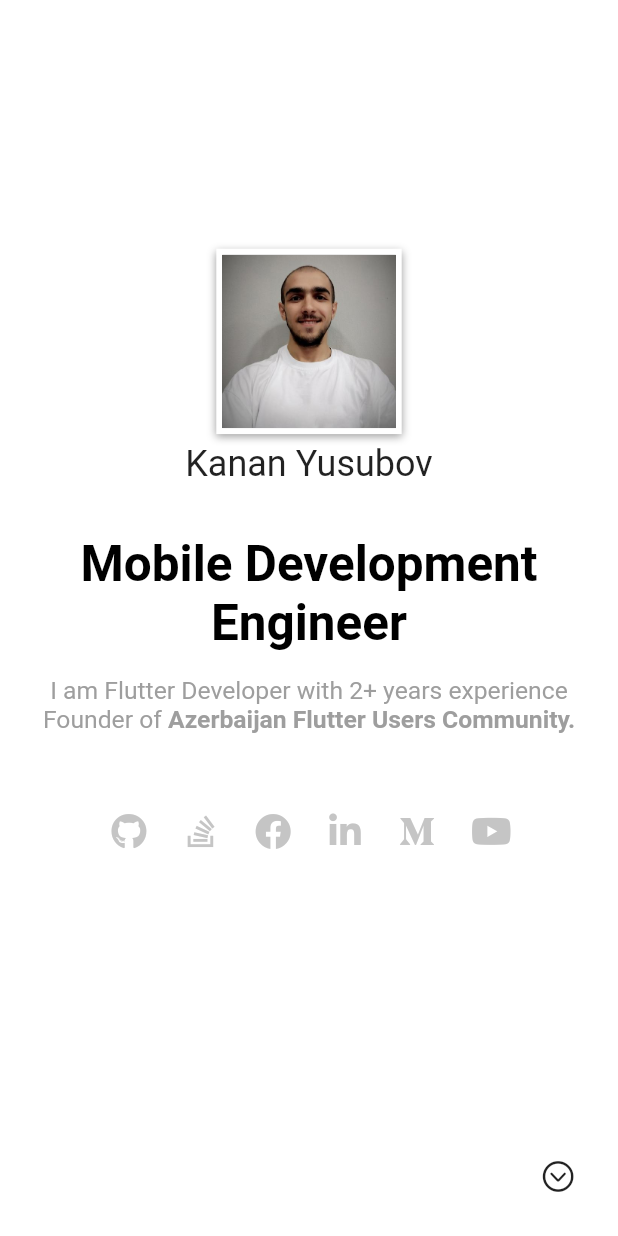
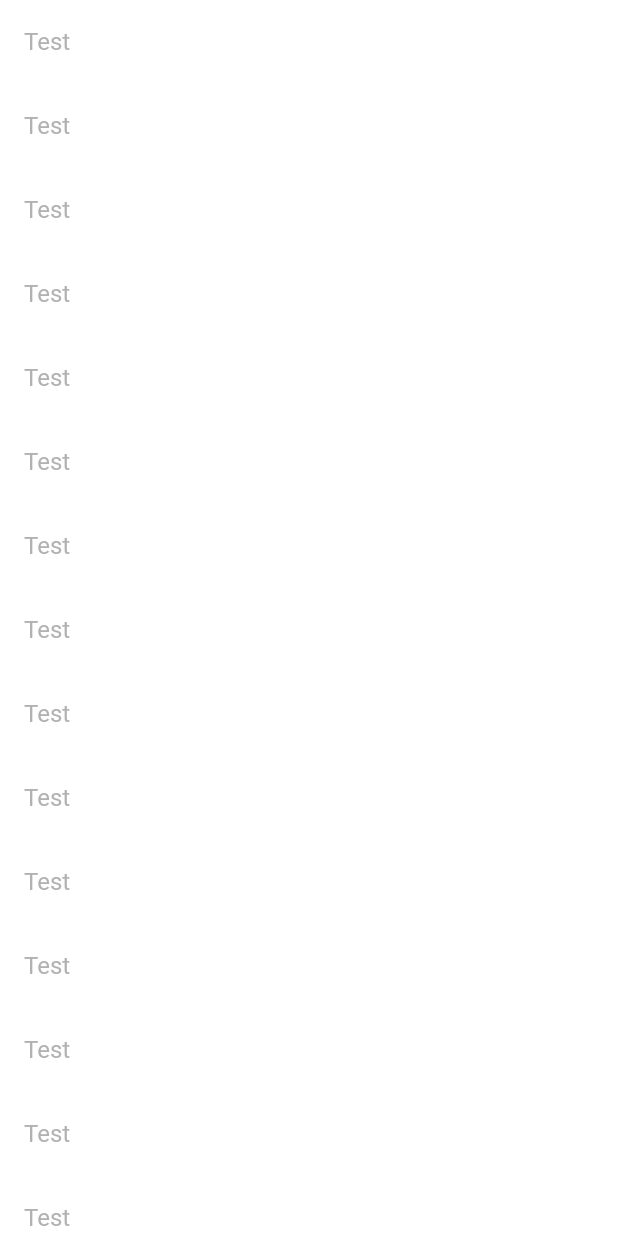
Before and after one commit to thisisyusub/Portfolio, a Flutter app: the screen it shows after launch, on a phone screen of 412 x 824 dp. Run offline on Flutter 3.47's test engine with Material 2 defaults, Android fonts, the phone set to English and light mode, and no system bars; our stand-ins replace font_awesome_flutter, google_fonts, url_strategy; Roboto replaces fonts that are missing (Abel).

```diff
--- a/lib/presentation/pages/main/main_page.dart
+++ b/lib/presentation/pages/main/main_page.dart
@@ -2,9 +2,6 @@ import 'package:flutter/cupertino.dart';
 import 'package:flutter/material.dart';
 
 import '../../responsive_x.dart';
-import '../sections/about_me.dart';
-import '../sections/home.dart';
-import '../sections/skills.dart';
 
 class MainPage extends StatefulWidget {
   @override
@@ -27,17 +24,117 @@ class _MainPageState extends State<MainPage> {
                 scrollDirection: Axis.vertical,
                 physics: BouncingScrollPhysics(),
                 children: [
-                  Home(onTap: () {
-                    _controller.animateTo(
-                      deviceInfo.size.height,
-                      duration: Duration(milliseconds: 400),
-                      curve: Curves.linear,
-                    );
-                  }),
-                  Divider(height: 0),
-                  AboutMe(),
-                  Divider(height: 0),
-                  Skills(),
+                  ListTile(
+                    title: Text('Test'),
+                  ),
+                  ListTile(
+                    title: Text('Test'),
+                  ),
+                  ListTile(
+                    title: Text('Test'),
+                  ),
+                  ListTile(
+                    title: Text('Test'),
+                  ),
+                  ListTile(
+                    title: Text('Test'),
+                  ),
+                  ListTile(
+                    title: Text('Test'),
+                  ),
+                  ListTile(
+                    title: Text('Test'),
+                  ),
+                  ListTile(
+                    title: Text('Test'),
+                  ),
+                  ListTile(
+                    title: Text('Test'),
+                  ),
+                  ListTile(
+                    title: Text('Test'),
+                  ),
+                  ListTile(
+                    title: Text('Test'),
+                  ),
+                  ListTile(
+                    title: Text('Test'),
+                  ),
+                  ListTile(
+                    title: Text('Test'),
+                  ),
+                  ListTile(
+                    title: Text('Test'),
+                  ),
+                  ListTile(
+                    title: Text('Test'),
+                  ),
+                  ListTile(
+                    title: Text('Test'),
+                  ),
+                  ListTile(
+                    title: Text('Test'),
+                  ),
+                  ListTile(
+                    title: Text('Test'),
+                  ),
+                  ListTile(
+                    title: Text('Test'),
+                  ),
+                  ListTile(
+                    title: Text('Test'),
+                  ),
+                  ListTile(
+                    title: Text('Test'),
+                  ),
+                  ListTile(
+                    title: Text('Test'),
+                  ),
+                  ListTile(
+                    title: Text('Test'),
+                  ),
+                  ListTile(
+                    title: Text('Test'),
+                  ),
+                  ListTile(
+                    title: Text('Test'),
+                  ),
+                  ListTile(
+                    title: Text('Test'),
+                  ),
+                  ListTile(
+                    title: Text('Test'),
+                  ),
+                  ListTile(
+                    title: Text('Test'),
+                  ),
+                  ListTile(
+                    title: Text('Test'),
+                  ),
+                  ListTile(
+                    title: Text('Test'),
+                  ),
+                  ListTile(
+                    title: Text('Test'),
+                  ),
+                  ListTile(
+                    title: Text('Test'),
+                  ),
+                  ListTile(
+                    title: Text('Test'),
+                  ),
+
+                  // Home(onTap: () {
+                  //   _controller.animateTo(
+                  //     deviceInfo.size.height,
+                  //     duration: Duration(milliseconds: 400),
+                  //     curve: Curves.linear,
+                  //   );
+                  // }),
+                  // Divider(height: 0),
+                  // AboutMe(),
+                  // Divider(height: 0),
+                  // Skills(),
                 ],
               ),
             ),
```
